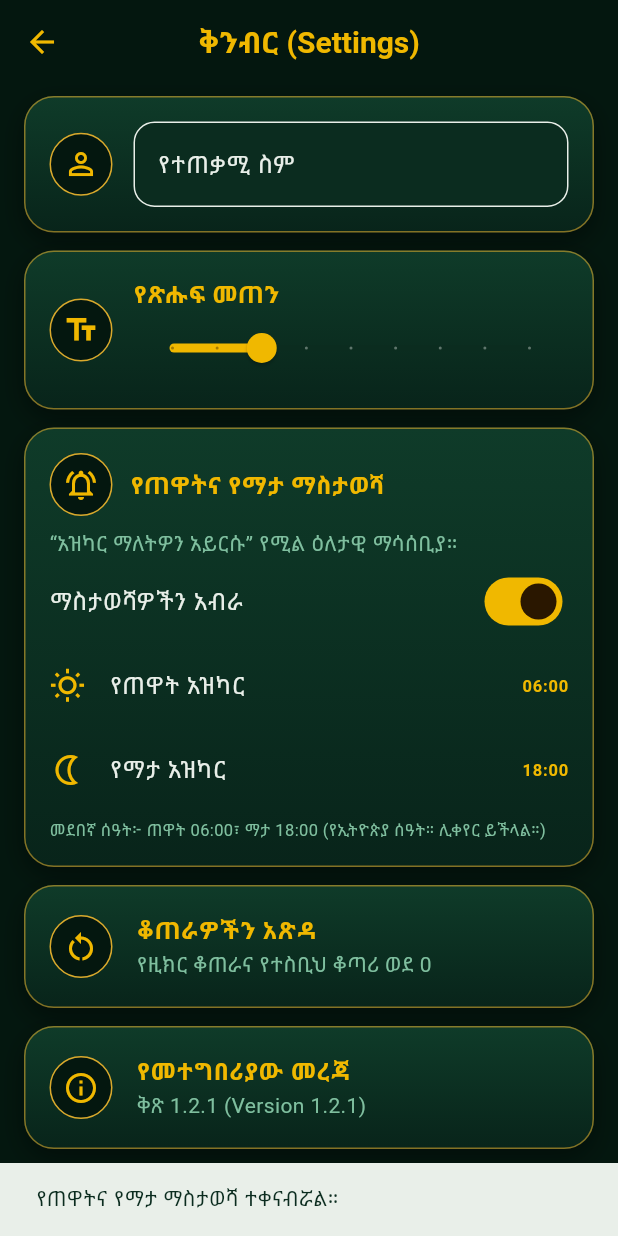
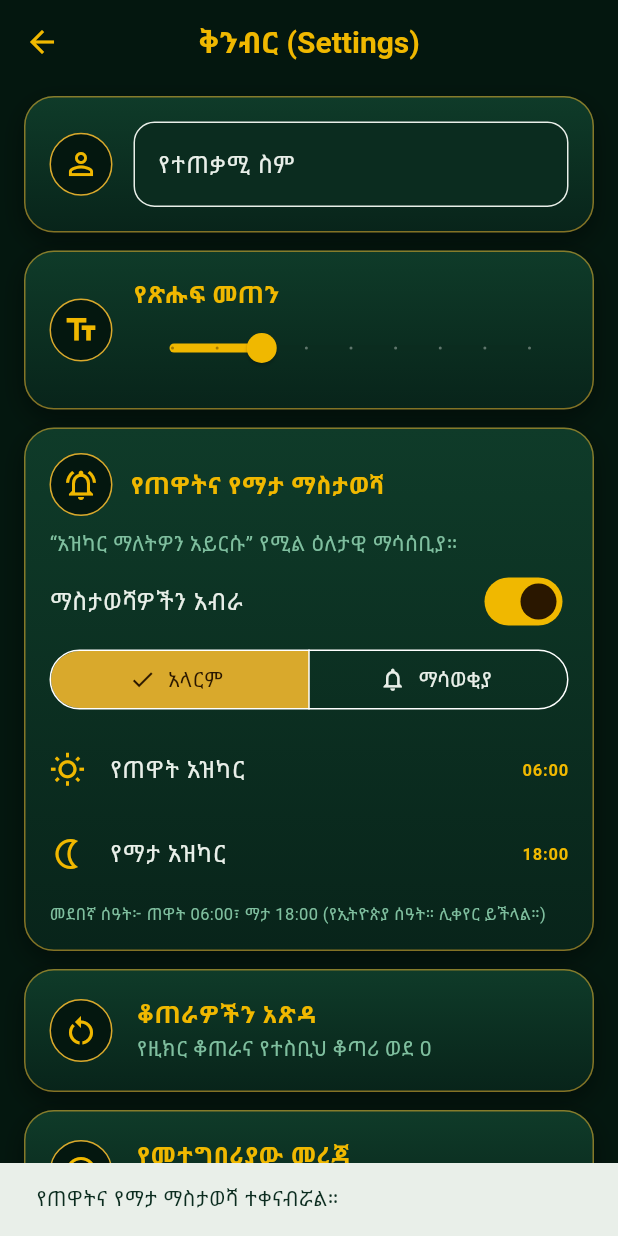
Before and after one commit to Fman821/daily-azkar, a Flutter app: the SettingsTab screen opened directly, after a tap on "ማስታወሻዎችን አብራ", on a phone screen of 412 x 824 dp. Run offline on Flutter 3.47's test engine with Material 3 defaults, Android fonts, the phone set to English and light mode, and no system bars; our stand-ins replace flutter_local_notifications, just_audio, shared_preferences, timezone; accounts and stored records are empty.

Commit message:
Reminders ring as alarm by default, with notification option

```diff
--- a/lib/notifications/azkar_reminders.dart
+++ b/lib/notifications/azkar_reminders.dart
@@ -2,13 +2,45 @@ import 'package:flutter_local_notifications/flutter_local_notifications.dart';
 import 'package:timezone/data/latest.dart' as tzdata;
 import 'package:timezone/timezone.dart' as tz;
 
-/// Daily morning/evening reminder notifications. Default timezone is Addis Ababa;
+/// How the daily reminder shows up. [alarm] rings loudly with the alarm
+/// volume and shows on the lock screen; [notification] is a quiet notice.
+enum ReminderMode {
+  alarm('alarm'),
+  notification('notification');
+
+  const ReminderMode(this.storageValue);
+  final String storageValue;
+
+  static ReminderMode fromStorage(String? value) =>
+      value == 'notification' ? ReminderMode.notification : ReminderMode.alarm;
+}
+
+/// Daily morning/evening reminders. Default timezone is Addis Ababa;
 /// change the location if the app is distributed for another region.
 class AzkarReminders {
   AzkarReminders._();
   static final AzkarReminders instance = AzkarReminders._();
   final FlutterLocalNotificationsPlugin _plugin = FlutterLocalNotificationsPlugin();
   bool _initialized = false;
+
+  // Android fixes a channel's sound and importance once it is created, so
+  // the alarm and the quiet notice use two different channels.
+  static const _alarmChannel = AndroidNotificationChannel(
+    'azkar_alarm',
+    'የአዝካር ማንቂያ',
+    description: 'ጠዋትና ማታ አዝካር ለማስታወስ የሚጮህ ማንቂያ',
+    importance: Importance.max,
+    playSound: true,
+    enableVibration: true,
+    audioAttributesUsage: AudioAttributesUsage.alarm,
+  );
+
+  static const _notifyChannel = AndroidNotificationChannel(
+    'daily_azkar_reminders',
+    'የአዝካር ማስታወሻ',
+    description: 'የጠዋትና የማታ አዝካር ማስታወሻዎች',
+    importance: Importance.high,
+  );
 
   Future<void> initialize() async {
     if (_initialized) return;
@@ -17,35 +49,85 @@ class AzkarReminders {
     const android = AndroidInitializationSettings('@mipmap/ic_launcher');
     const settings = InitializationSettings(android: android);
     await _plugin.initialize(settings);
+    final androidPlugin = _android();
+    await androidPlugin?.createNotificationChannel(_alarmChannel);
+    await androidPlugin?.createNotificationChannel(_notifyChannel);
     _initialized = true;
   }
 
+  AndroidFlutterLocalNotificationsPlugin? _android() =>
+      _plugin.resolvePlatformSpecificImplementation<AndroidFlutterLocalNotificationsPlugin>();
+
   Future<bool?> requestPermission() async {
     await initialize();
-    return _plugin.resolvePlatformSpecificImplementation<AndroidFlutterLocalNotificationsPlugin>()
-        ?.requestNotificationsPermission();
+    return _android()?.requestNotificationsPermission();
   }
 
-  Future<void> scheduleDaily({required int id, required int hour, required int minute,
-    required String title, required String body}) async {
+  NotificationDetails _details(ReminderMode mode) {
+    if (mode == ReminderMode.alarm) {
+      return const NotificationDetails(
+        android: AndroidNotificationDetails(
+          'azkar_alarm',
+          'የአዝካር ማንቂያ',
+          channelDescription: 'ጠዋትና ማታ አዝካር ለማስታወስ የሚጮህ ማንቂያ',
+          importance: Importance.max,
+          priority: Priority.max,
+          category: AndroidNotificationCategory.alarm,
+          audioAttributesUsage: AudioAttributesUsage.alarm,
+          playSound: true,
+          enableVibration: true,
+          fullScreenIntent: true,
+          autoCancel: true,
+        ),
+      );
+    }
+    return const NotificationDetails(
+      android: AndroidNotificationDetails(
+        'daily_azkar_reminders',
+        'የአዝካር ማስታወሻ',
+        channelDescription: 'የጠዋትና የማታ አዝካር ማስታወሻዎች',
+        importance: Importance.high,
+        priority: Priority.high,
+      ),
+    );
+  }
+
+  Future<void> scheduleDaily({
+    required int id,
+    required int hour,
+    required int minute,
+    required String title,
+    required String body,
+    required ReminderMode mode,
+  }) async {
     await initialize();
     final now = tz.TZDateTime.now(tz.local);
     var scheduled = tz.TZDateTime(tz.local, now.year, now.month, now.day, hour, minute);
     if (!scheduled.isAfter(now)) scheduled = scheduled.add(const Duration(days: 1));
-    await _plugin.zonedSchedule(
-      id, title, body, scheduled,
-      const NotificationDetails(
-        android: AndroidNotificationDetails(
-          'daily_azkar_reminders', 'የአዝካር ማስታወሻ',
-          channelDescription: 'የጠዋትና የማታ አዝካር ማስታወሻዎች',
-          importance: Importance.max, priority: Priority.high,
-        ),
-      ),
-      androidScheduleMode: AndroidScheduleMode.inexactAllowWhileIdle,
-      uiLocalNotificationDateInterpretation:
-          UILocalNotificationDateInterpretation.absoluteTime,
-      matchDateTimeComponents: DateTimeComponents.time,
-    );
+
+    Future<void> schedule(AndroidScheduleMode scheduleMode) => _plugin.zonedSchedule(
+          id,
+          title,
+          body,
+          scheduled,
+          _details(mode),
+          androidScheduleMode: scheduleMode,
+          uiLocalNotificationDateInterpretation:
+              UILocalNotificationDateInterpretation.absoluteTime,
+          matchDateTimeComponents: DateTimeComponents.time,
+        );
+
+    // An alarm should ring on time. If exact alarms are not allowed on this
+    // phone, fall back to a close-to-time schedule so the reminder still comes.
+    if (mode == ReminderMode.alarm) {
+      try {
+        await schedule(AndroidScheduleMode.exactAllowWhileIdle);
+        return;
+      } catch (_) {
+        // Fall through to the inexact schedule below.
+      }
+    }
+    await schedule(AndroidScheduleMode.inexactAllowWhileIdle);
   }
 
   Future<void> cancelAll() async {
@@ -53,14 +135,32 @@ class AzkarReminders {
     await _plugin.cancelAll();
   }
 
-  Future<void> configure({required bool enabled, required int morningHour,
-    required int morningMinute, required int eveningHour, required int eveningMinute}) async {
+  Future<void> configure({
+    required bool enabled,
+    required ReminderMode mode,
+    required int morningHour,
+    required int morningMinute,
+    required int eveningHour,
+    required int eveningMinute,
+  }) async {
     await initialize();
     await cancelAll();
     if (!enabled) return;
-    await scheduleDaily(id: 1, hour: morningHour, minute: morningMinute,
-      title: 'Daily Azkar ☀️', body: 'የጠዋት አዝካር ማለትዎን አይርሱ');
-    await scheduleDaily(id: 2, hour: eveningHour, minute: eveningMinute,
-      title: 'Daily Azkar 🌙', body: 'የማታ አዝካር ማለትዎን አይርሱ');
+    await scheduleDaily(
+      id: 1,
+      hour: morningHour,
+      minute: morningMinute,
+      title: 'Daily Azkar ☀️',
+      body: 'የጠዋት አዝካር ማለትዎን አይርሱ',
+      mode: mode,
+    );
+    await scheduleDaily(
+      id: 2,
+      hour: eveningHour,
+      minute: eveningMinute,
+      title: 'Daily Azkar 🌙',
+      body: 'የማታ አዝካር ማለትዎን አይርሱ',
+      mode: mode,
+    );
   }
 }
--- a/lib/screens/settings_tab.dart
+++ b/lib/screens/settings_tab.dart
@@ -169,8 +169,10 @@ class _AzkarReminderCardState extends State<_AzkarReminderCard> {
   static const _kOn = 'reminder_on';
   static const _kMorning = 'reminder_morning';
   static const _kEvening = 'reminder_evening';
+  static const _kMode = 'reminder_mode';
 
   bool _enabled = false;
+  ReminderMode _mode = ReminderMode.alarm;
   TimeOfDay _morning = const TimeOfDay(hour: 6, minute: 0);
   TimeOfDay _evening = const TimeOfDay(hour: 18, minute: 0);
   bool _ready = false;
@@ -189,6 +191,7 @@ class _AzkarReminderCardState extends State<_AzkarReminderCard> {
       _enabled = prefs.getBool(_kOn) ?? false;
       _morning = _fromMinutes(prefs.getInt(_kMorning) ?? 6 * 60);
       _evening = _fromMinutes(prefs.getInt(_kEvening) ?? 18 * 60);
+      _mode = ReminderMode.fromStorage(prefs.getString(_kMode));
       _ready = true;
     });
   }
@@ -200,6 +203,7 @@ class _AzkarReminderCardState extends State<_AzkarReminderCard> {
   /// reminders could not be turned on (permission refused or an error).
   Future<bool> _apply({
     required bool enabled,
+    required ReminderMode mode,
     required TimeOfDay morning,
     required TimeOfDay evening,
   }) async {
@@ -216,6 +220,7 @@ class _AzkarReminderCardState extends State<_AzkarReminderCard> {
       }
       await AzkarReminders.instance.configure(
         enabled: enabled,
+        mode: mode,
         morningHour: morning.hour, morningMinute: morning.minute,
         eveningHour: evening.hour, eveningMinute: evening.minute,
       );
@@ -223,6 +228,7 @@ class _AzkarReminderCardState extends State<_AzkarReminderCard> {
       await prefs.setBool(_kOn, enabled);
       await prefs.setInt(_kMorning, _toMinutes(morning));
       await prefs.setInt(_kEvening, _toMinutes(evening));
+      await prefs.setString(_kMode, mode.storageValue);
       if (enabled) {
         messenger.showSnackBar(const SnackBar(
           content: Text('የጠዋትና የማታ ማስታወሻ ተቀናብሯል።'),
@@ -240,8 +246,13 @@ class _AzkarReminderCardState extends State<_AzkarReminderCard> {
   }
 
   Future<void> _setEnabled(bool value) async {
-    final ok = await _apply(enabled: value, morning: _morning, evening: _evening);
+    final ok = await _apply(enabled: value, mode: _mode, morning: _morning, evening: _evening);
     if (ok && mounted) setState(() => _enabled = value);
+  }
+
+  Future<void> _setMode(ReminderMode mode) async {
+    final ok = await _apply(enabled: _enabled, mode: mode, morning: _morning, evening: _evening);
+    if (ok && mounted) setState(() => _mode = mode);
   }
 
   Future<void> _pick(bool morning) async {
@@ -253,7 +264,7 @@ class _AzkarReminderCardState extends State<_AzkarReminderCard> {
     if (picked == null || !mounted) return;
     final newMorning = morning ? picked : _morning;
     final newEvening = morning ? _evening : picked;
-    final ok = await _apply(enabled: _enabled, morning: newMorning, evening: newEvening);
+    final ok = await _apply(enabled: _enabled, mode: _mode, morning: newMorning, evening: newEvening);
     if (ok && mounted) {
       setState(() {
         _morning = newMorning;
@@ -279,6 +290,20 @@ class _AzkarReminderCardState extends State<_AzkarReminderCard> {
         value: _enabled,
         onChanged: _ready ? (v) => _setEnabled(v) : null,
       ),
+      Padding(
+        padding: const EdgeInsets.only(bottom: 8),
+        child: SizedBox(
+          width: double.infinity,
+          child: SegmentedButton<ReminderMode>(
+            segments: const [
+              ButtonSegment(value: ReminderMode.alarm, icon: Icon(Icons.alarm), label: Text('አላርም')),
+              ButtonSegment(value: ReminderMode.notification, icon: Icon(Icons.notifications_none), label: Text('ማሳወቂያ')),
+            ],
+            selected: {_mode},
+            onSelectionChanged: _ready && _enabled ? (s) => _setMode(s.first) : null,
+          ),
+        ),
+      ),
       ListTile(contentPadding: EdgeInsets.zero, leading: const Icon(Icons.wb_sunny_outlined, color: AppColors.gold), title: const Text('የጠዋት አዝካር'), trailing: Text(_format(_morning), style: const TextStyle(color: AppColors.gold, fontWeight: FontWeight.bold)), onTap: () => _pick(true)),
       ListTile(contentPadding: EdgeInsets.zero, leading: const Icon(Icons.nightlight_outlined, color: AppColors.gold), title: const Text('የማታ አዝካር'), trailing: Text(_format(_evening), style: const TextStyle(color: AppColors.gold, fontWeight: FontWeight.bold)), onTap: () => _pick(false)),
       const SizedBox(height: 4),
```
Also changed, not shown: 1 other file.
